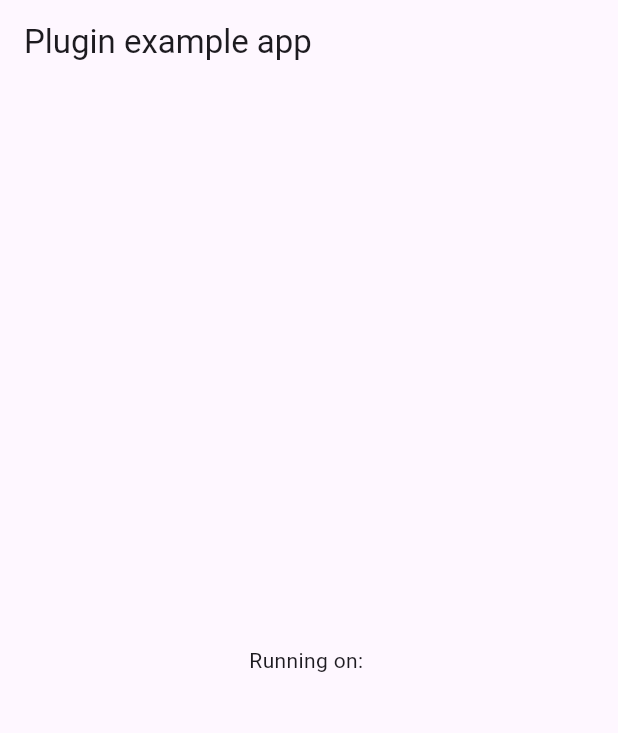
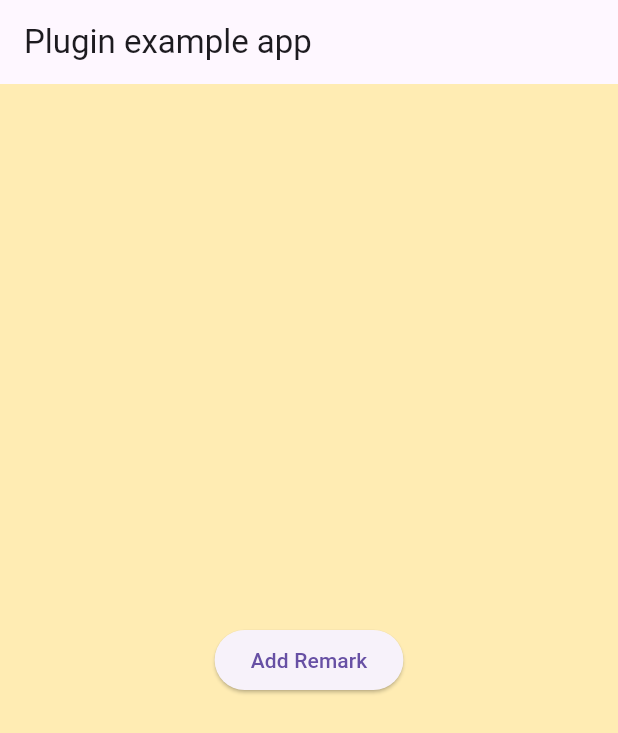
Before and after one commit to apps-on-air/AppsOnAir-flutter-AppRemark, a Flutter app: the screen it shows after launch, on a phone screen of 412 x 824 dp. Shown: the top 733 px of the screen. Run offline on Flutter 3.47's test engine with Material 3 defaults, Android fonts, the phone set to English and light mode, and no system bars; our stand-ins replace plugin_platform_interface.

```diff
--- a/example/lib/main.dart
+++ b/example/lib/main.dart
@@ -1,6 +1,8 @@
+import 'package:appsonair_flutter_appremark/app_remark_service.dart';
 import 'package:flutter/material.dart';
 
 void main() {
+  WidgetsFlutterBinding.ensureInitialized();
   runApp(const MyApp());
 }
 
@@ -13,19 +15,48 @@ class MyApp extends StatefulWidget {
 
 class _MyAppState extends State<MyApp> {
   @override
+  Widget build(BuildContext context) {
+    return MaterialApp(
+      debugShowCheckedModeBanner: false,
+      home: Scaffold(
+        appBar: AppBar(
+          title: const Text('Plugin example app'),
+        ),
+        body: const DemoApp(),
+      ),
+    );
+  }
+}
+
+class DemoApp extends StatefulWidget {
+  const DemoApp({super.key});
+
+  @override
+  State<DemoApp> createState() => _DemoAppState();
+}
+
+class _DemoAppState extends State<DemoApp> {
+  @override
   void initState() {
     super.initState();
+    Future.delayed(const Duration(milliseconds: 100), () async {
+      await AppRemarkService.initialize(context, options: {
+        'pageBackgroundColor': '#FFC0CB',
+        'descriptionMaxLength': 25,
+      });
+    });
   }
 
   @override
   Widget build(BuildContext context) {
-    return MaterialApp(
-      home: Scaffold(
-        appBar: AppBar(
-          title: const Text('Plugin example app'),
-        ),
-        body: const Center(
-          child: Text('Running on: '),
+    return Scaffold(
+      backgroundColor: Colors.amber.shade100,
+      body: Center(
+        child: ElevatedButton(
+          onPressed: () async {
+            await AppRemarkService.addRemark(context);
+          },
+          child: const Text('Add Remark'),
         ),
       ),
     );
--- a/lib/app_remark_method_channel.dart
+++ b/lib/app_remark_method_channel.dart
@@ -12,6 +12,7 @@ class AppRemarkMethodChannel extends AppRemarkPlatformInterface {
     bool shakeGestureEnable = true,
     Map<String, dynamic> options = const {},
   }) async {
+    WidgetsBinding.instance.addPostFrameCallback((timeStamp) async {
       try {
         await methodChannel.invokeMethod('initializeAppRemark', {
           "shakeGestureEnable": shakeGestureEnable,
@@ -21,6 +22,7 @@ class AppRemarkMethodChannel extends AppRemarkPlatformInterface {
         debugPrint(
             'Failed to initialize AppsOnAir AppRemarkSDK! ${e.message ?? ''}');
       }
+    });
   }
 
   @override
@@ -28,6 +30,7 @@ class AppRemarkMethodChannel extends AppRemarkPlatformInterface {
     BuildContext context, {
     Map<String, dynamic> extraPayload = const {},
   }) async {
+    WidgetsBinding.instance.addPostFrameCallback((timeStamp) async {
       try {
         await methodChannel.invokeMethod('addAppRemark', {
           'extraPayload': extraPayload,
@@ -35,5 +38,6 @@ class AppRemarkMethodChannel extends AppRemarkPlatformInterface {
       } on PlatformException catch (e) {
         debugPrint('Failed to implement addRemark()! ${e.message ?? ''}');
       }
+    });
   }
 }
```
Also changed, not shown: 3 other files. Lines whose indentation alone changed are shown as unchanged.
